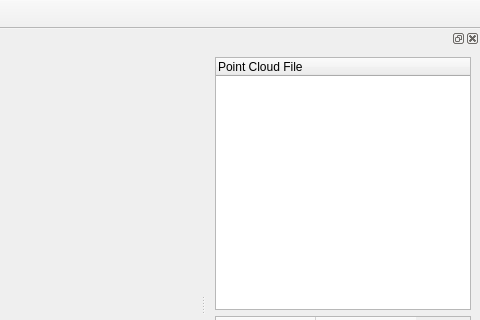
The window that src/mainwindow.ui (YanJbehappy/MeshRender) describes before a commit, drawn with Qt 5; both pictures show x 320 to 800 and y 0 to 320 of the 800 by 600 pixel window.
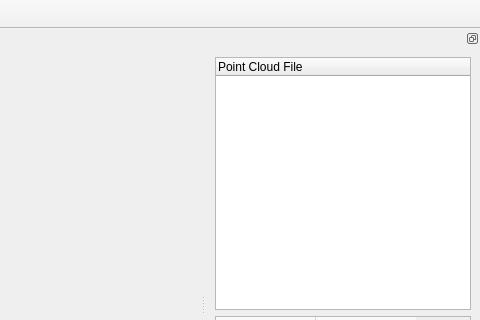
The same window after the commit.

```diff
--- a/src/mainwindow.ui
+++ b/src/mainwindow.ui
@@ -28,6 +28,12 @@
    <addaction name="actionOpen"/>
   </widget>
   <widget class="QDockWidget" name="dataDock">
+   <property name="inputMethodHints">
+    <set>Qt::ImhNone</set>
+   </property>
+   <property name="features">
+    <set>QDockWidget::DockWidgetFloatable|QDockWidget::DockWidgetMovable</set>
+   </property>
    <attribute name="dockWidgetArea">
     <number>2</number>
    </attribute>
```
Left out of the diff: 3 changed lines with no effect on the pictures.
